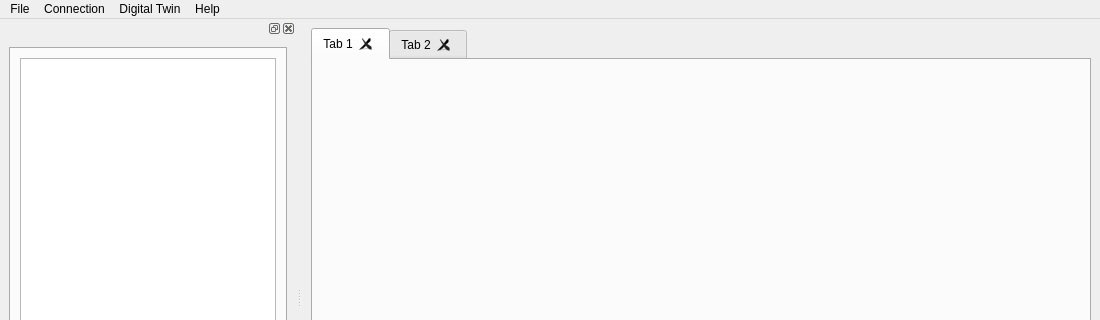
This is stucturasystems/ui/MainWindow.ui in Protestator-Research/StructuraSystems as Qt 5 draws it before an edit; both pictures show x 0 to 1100 and y 0 to 320 of the 1100 by 597 pixel window. The edited form follows.
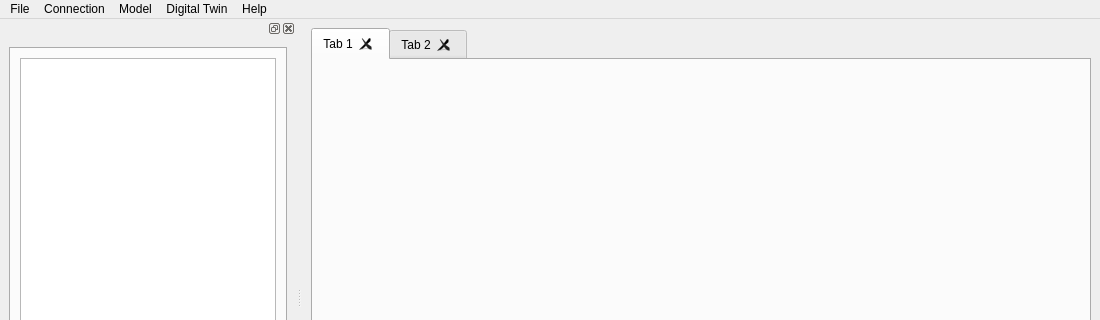
This is the edited form.

Patch:
```diff
--- a/stucturasystems/ui/MainWindow.ui
+++ b/stucturasystems/ui/MainWindow.ui
@@ -94,8 +94,15 @@
     </property>
     <addaction name="actionOnline_Help"/>
    </widget>
+   <widget class="QMenu" name="menuModel">
+    <property name="title">
+     <string>Model</string>
+    </property>
+    <addaction name="actionParse_Model"/>
+   </widget>
    <addaction name="menuFile"/>
    <addaction name="menuConnection"/>
+   <addaction name="menuModel"/>
    <addaction name="menuDigital_Twin"/>
    <addaction name="menuHelp"/>
   </widget>
```
Left out of the diff: 11 changed lines with no effect on the pictures.
